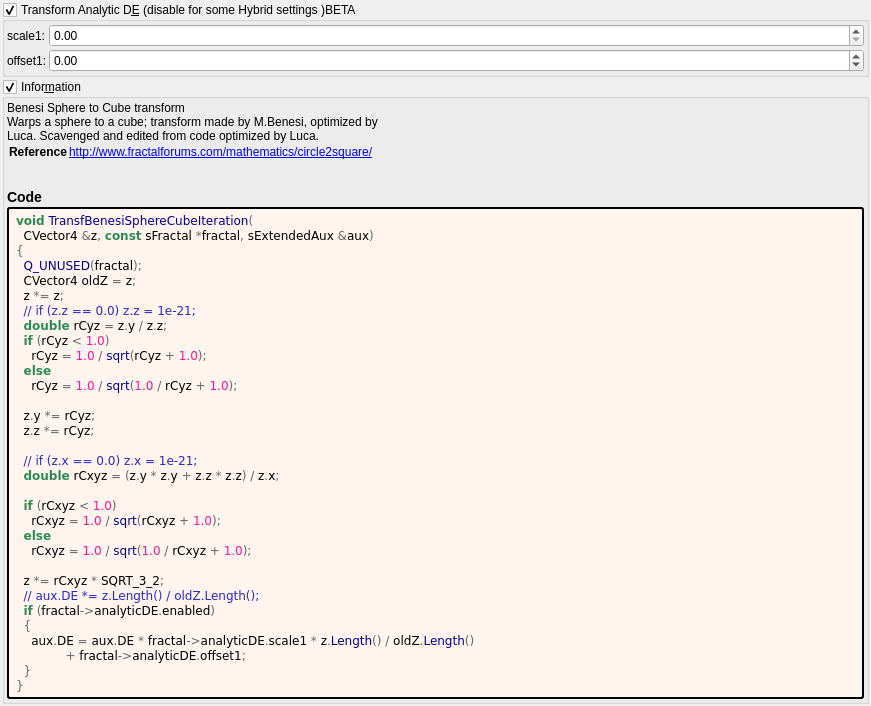
This is mandelbulber2/formula/ui/transf_benesi_sphere_cube.ui in irinox-ctrl/mandelbulber2 as Qt 5 draws it before an edit. The edited form follows.
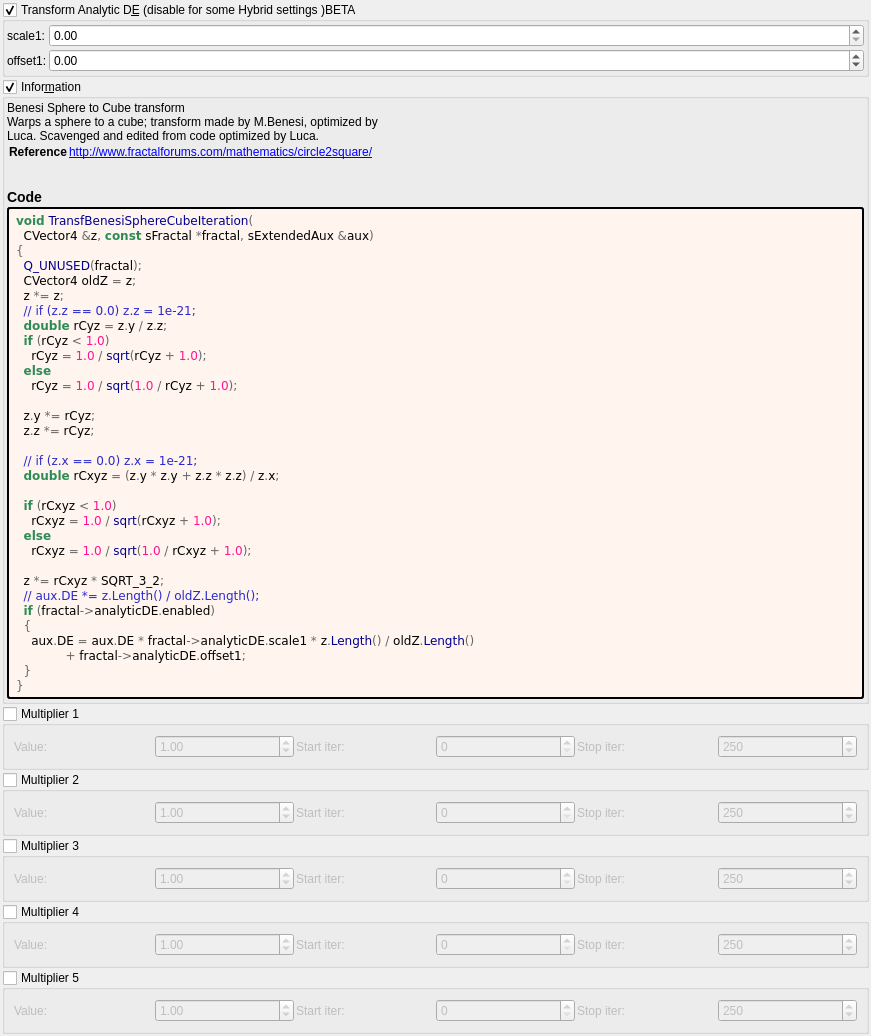
This is the edited form. Custom widgets are drawn as their Qt base class.

Commit message:
feat: add 5 general-purpose multipliers to all 1007 fractal formulas
Each multiplier has:
- Checkbox (OFF by default)
- Value spinbox (default 1.0, range -100 to 100)
- Iteration start/stop range

Logic: z *= value; DE *= |value|;

Uses existing transformCommon parameters:
- Checkboxes: functionEnabledBx/By/Bz/Bw/CzFalse
- Values: scale4/5/6/8/16
- Ranges: startIterationsB-F/stopIterationsB-F

Modified 1007 .cpp (CPU), 1006 .cl (GPU), 1023 .ui files.
Both source (formula/) and deploy (deploy/share/) copies updated.

```diff
--- a/mandelbulber2/formula/ui/transf_benesi_sphere_cube.ui
+++ b/mandelbulber2/formula/ui/transf_benesi_sphere_cube.ui
@@ -236,6 +236,192 @@
      </layout>
     </widget>
    </item>
+   <item>
+    <widget class="MyGroupBox" name="groupCheck_transf_function_enabledBx_false">
+     <property name="title"><string>Multiplier 1</string></property>
+     <property name="checkable"><bool>true</bool></property>
+     <property name="checked"><bool>false</bool></property>
+     <layout class="QGridLayout" name="gridLayout_mult1">
+      <property name="spacing"><number>2</number></property>
+      <item row="0" column="0">
+       <widget class="QLabel"><property name="text"><string>Value:</string></property></widget>
+      </item>
+      <item row="0" column="1">
+       <widget class="MyDoubleSpinBox" name="spinbox_transf_scale_4">
+        <property name="minimum"><double>-100.0</double></property><property name="maximum"><double>100.0</double></property>
+        <property name="singleStep"><double>0.01</double></property><property name="value"><double>1.0</double></property>
+       </widget>
+      </item>
+      <item row="0" column="2">
+       <widget class="QLabel"><property name="text"><string>Start iter:</string></property></widget>
+      </item>
+      <item row="0" column="3">
+       <widget class="MySpinBox" name="spinboxInt_transf_start_iterations_B">
+        <property name="minimum"><number>0</number></property><property name="maximum"><number>10000</number></property>
+        <property name="value"><number>0</number></property>
+       </widget>
+      </item>
+      <item row="0" column="4">
+       <widget class="QLabel"><property name="text"><string>Stop iter:</string></property></widget>
+      </item>
+      <item row="0" column="5">
+       <widget class="MySpinBox" name="spinboxInt_transf_stop_iterations_B">
+        <property name="minimum"><number>0</number></property><property name="maximum"><number>10000</number></property>
+        <property name="value"><number>250</number></property>
+       </widget>
+      </item>
+     </layout>
+    </widget>
+   </item>
+   <item>
+    <widget class="MyGroupBox" name="groupCheck_transf_function_enabledBy_false">
+     <property name="title"><string>Multiplier 2</string></property>
+     <property name="checkable"><bool>true</bool></property>
+     <property name="checked"><bool>false</bool></property>
+     <layout class="QGridLayout" name="gridLayout_mult2">
+      <property name="spacing"><number>2</number></property>
+      <item row="0" column="0">
+       <widget class="QLabel"><property name="text"><string>Value:</string></property></widget>
+      </item>
+      <item row="0" column="1">
+       <widget class="MyDoubleSpinBox" name="spinbox_transf_scale_5">
+        <property name="minimum"><double>-100.0</double></property><property name="maximum"><double>100.0</double></property>
+        <property name="singleStep"><double>0.01</double></property><property name="value"><double>1.0</double></property>
+       </widget>
+      </item>
+      <item row="0" column="2">
+       <widget class="QLabel"><property name="text"><string>Start iter:</string></property></widget>
+      </item>
+      <item row="0" column="3">
+       <widget class="MySpinBox" name="spinboxInt_transf_start_iterations_C">
+        <property name="minimum"><number>0</number></property><property name="maximum"><number>10000</number></property>
+        <property name="value"><number>0</number></property>
+       </widget>
+      </item>
+      <item row="0" column="4">
+       <widget class="QLabel"><property name="text"><string>Stop iter:</string></property></widget>
+      </item>
+      <item row="0" column="5">
+       <widget class="MySpinBox" name="spinboxInt_transf_stop_iterations_C">
+        <property name="minimum"><number>0</number></property><property name="maximum"><number>10000</number></property>
+        <property name="value"><number>250</number></property>
+       </widget>
+      </item>
+     </layout>
+    </widget>
+   </item>
+   <item>
+    <widget class="MyGroupBox" name="groupCheck_transf_function_enabledBz_false">
+     <property name="title"><string>Multiplier 3</string></property>
+     <property name="checkable"><bool>true</bool></property>
+     <property name="checked"><bool>false</bool></property>
+     <layout class="QGridLayout" name="gridLayout_mult3">
+      <property name="spacing"><number>2</number></property>
+      <item row="0" column="0">
+       <widget class="QLabel"><property name="text"><string>Value:</string></property></widget>
+      </item>
+      <item row="0" column="1">
+       <widget class="MyDoubleSpinBox" name="spinbox_transf_scale_6">
+        <property name="minimum"><double>-100.0</double></property><property name="maximum"><double>100.0</double></property>
+        <property name="singleStep"><double>0.01</double></property><property name="value"><double>1.0</double></property>
+       </widget>
+      </item>
+      <item row="0" column="2">
+       <widget class="QLabel"><property name="text"><string>Start iter:</string></property></widget>
+      </item>
+      <item row="0" column="3">
+       <widget class="MySpinBox" name="spinboxInt_transf_start_iterations_D">
+        <property name="minimum"><number>0</number></property><property name="maximum"><number>10000</number></property>
+        <property name="value"><number>0</number></property>
+       </widget>
+      </item>
+      <item row="0" column="4">
+       <widget class="QLabel"><property name="text"><string>Stop iter:</string></property></widget>
+      </item>
+      <item row="0" column="5">
+       <widget class="MySpinBox" name="spinboxInt_transf_stop_iterations_D">
+        <property name="minimum"><number>0</number></property><property name="maximum"><number>10000</number></property>
+        <property name="value"><number>250</number></property>
+       </widget>
+      </item>
+     </layout>
+    </widget>
+   </item>
+   <item>
+    <widget class="MyGroupBox" name="groupCheck_transf_function_enabledBw_false">
+     <property name="title"><string>Multiplier 4</string></property>
+     <property name="checkable"><bool>true</bool></property>
+     <property name="checked"><bool>false</bool></property>
+     <layout class="QGridLayout" name="gridLayout_mult4">
+      <property name="spacing"><number>2</number></property>
+      <item row="0" column="0">
+       <widget class="QLabel"><property name="text"><string>Value:</string></property></widget>
+      </item>
+      <item row="0" column="1">
+       <widget class="MyDoubleSpinBox" name="spinbox_transf_scale_8">
+        <property name="minimum"><double>-100.0</double></property><property name="maximum"><double>100.0</double></property>
+        <property name="singleStep"><double>0.01</double></property><property name="value"><double>1.0</double></property>
+       </widget>
+      </item>
+      <item row="0" column="2">
+       <widget class="QLabel"><property name="text"><string>Start iter:</string></property></widget>
+      </item>
+      <item row="0" column="3">
+       <widget class="MySpinBox" name="spinboxInt_transf_start_iterations_E">
+        <property name="minimum"><number>0</number></property><property name="maximum"><number>10000</number></property>
+        <property name="value"><number>0</number></property>
+       </widget>
+      </item>
+      <item row="0" column="4">
+       <widget class="QLabel"><property name="text"><string>Stop iter:</string></property></widget>
+      </item>
+      <item row="0" column="5">
+       <widget class="MySpinBox" name="spinboxInt_transf_stop_iterations_E">
+        <property name="minimum"><number>0</number></property><property name="maximum"><number>10000</number></property>
+        <property name="value"><number>250</number></property>
+       </widget>
+      </item>
+     </layout>
+    </widget>
+   </item>
+   <item>
+    <widget class="MyGroupBox" name="groupCheck_transf_function_enabledCz_false">
+     <property name="title"><string>Multiplier 5</string></property>
+     <property name="checkable"><bool>true</bool></property>
+     <property name="checked"><bool>false</bool></property>
+     <layout class="QGridLayout" name="gridLayout_mult5">
+      <property name="spacing"><number>2</number></property>
+      <item row="0" column="0">
+       <widget class="QLabel"><property name="text"><string>Value:</string></property></widget>
+      </item>
+      <item row="0" column="1">
+       <widget class="MyDoubleSpinBox" name="spinbox_transf_scale_16">
+        <property name="minimum"><double>-100.0</double></property><property name="maximum"><double>100.0</double></property>
+        <property name="singleStep"><double>0.01</double></property><property name="value"><double>1.0</double></property>
+       </widget>
+      </item>
+      <item row="0" column="2">
+       <widget class="QLabel"><property name="text"><string>Start iter:</string></property></widget>
+      </item>
+      <item row="0" column="3">
+       <widget class="MySpinBox" name="spinboxInt_transf_start_iterations_F">
+        <property name="minimum"><number>0</number></property><property name="maximum"><number>10000</number></property>
+        <property name="value"><number>0</number></property>
+       </widget>
+      </item>
+      <item row="0" column="4">
+       <widget class="QLabel"><property name="text"><string>Stop iter:</string></property></widget>
+      </item>
+      <item row="0" column="5">
+       <widget class="MySpinBox" name="spinboxInt_transf_stop_iterations_F">
+        <property name="minimum"><number>0</number></property><property name="maximum"><number>10000</number></property>
+        <property name="value"><number>250</number></property>
+       </widget>
+      </item>
+     </layout>
+    </widget>
+   </item>
+
    <item>
     <spacer name="verticalSpacer">
      <property name="orientation">
@@ -263,6 +449,11 @@
    <extends>QDoubleSpinBox</extends>
    <header>my_double_spin_box.h</header>
   </customwidget>
+   <customwidget>
+   <class>MySpinBox</class>
+   <extends>QSpinBox</extends>
+   <header>my_spin_box.h</header>
+  </customwidget>
  </customwidgets>
  <tabstops>
   <tabstop>groupCheck_info</tabstop>
```
The commit also changes 3972 other files.
